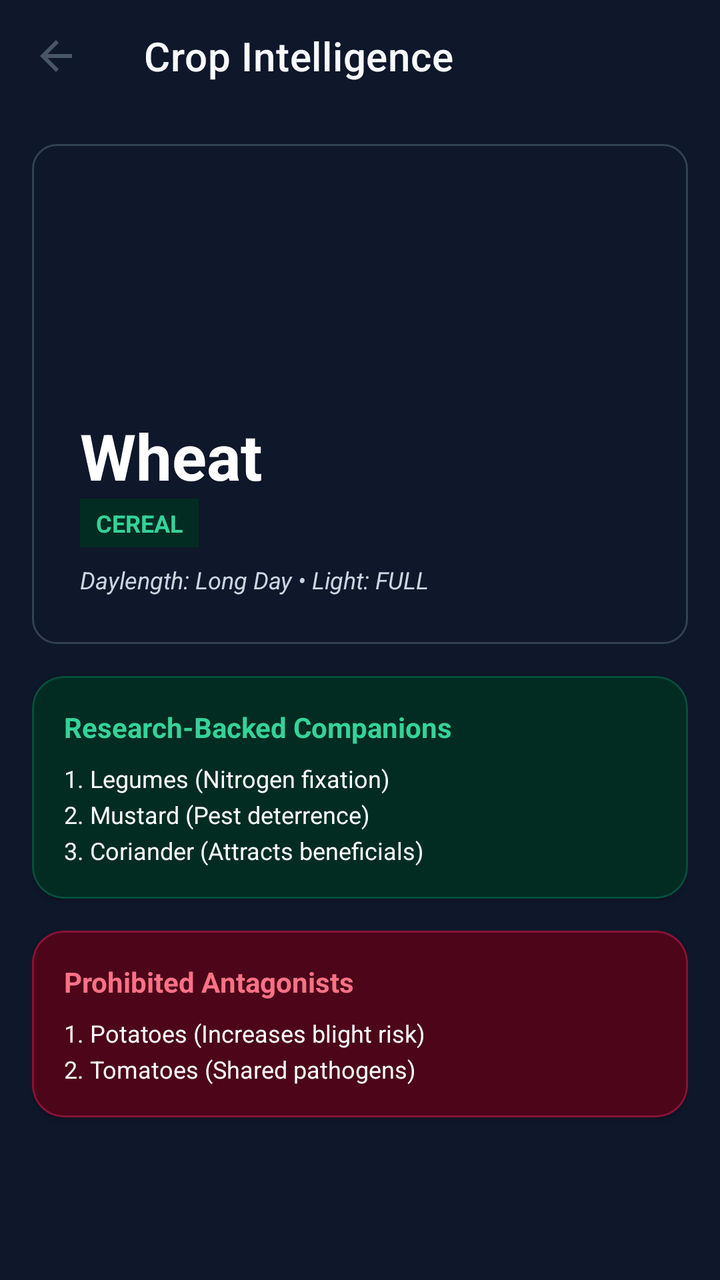
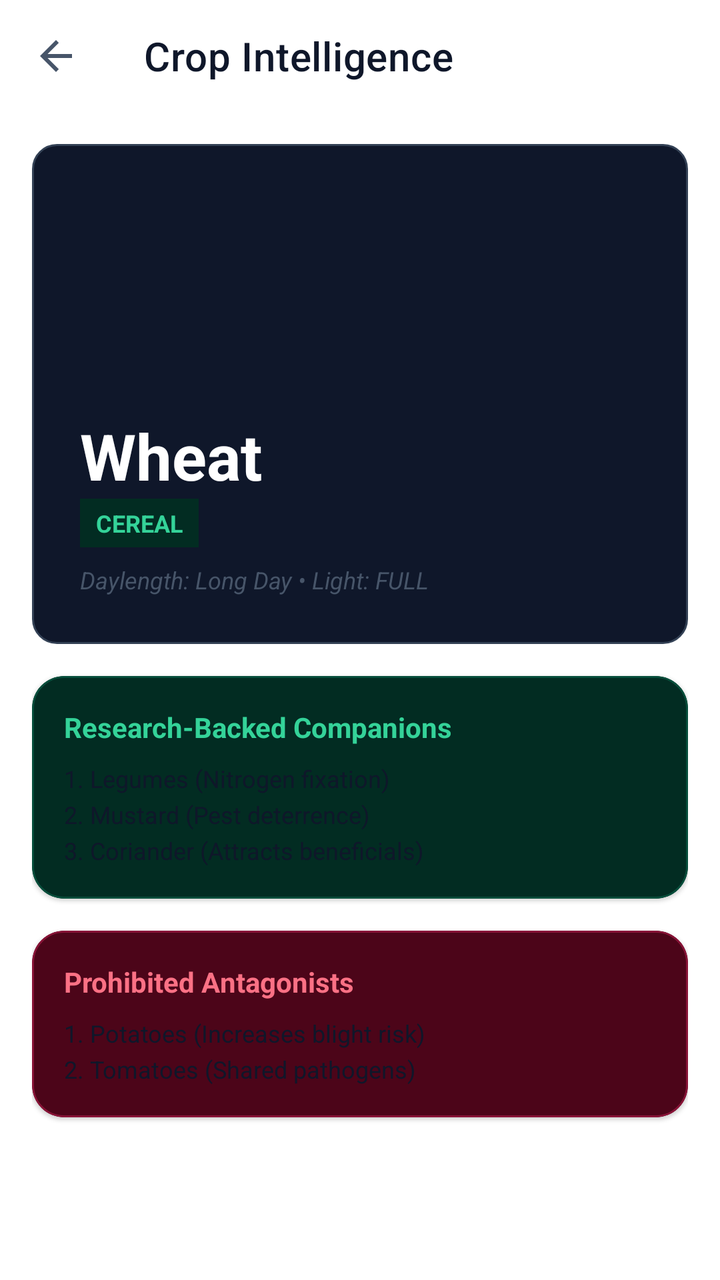

Screens rendered from an Android XML layout before and after an edit, with the pre-edit source and the edit as a unified diff.
<!-- AndroidManifest.xml: application theme AppTheme -->
<!-- res/layout/fragment_crop_detail.xml -->
<?xml version="1.0" encoding="utf-8"?>
<androidx.constraintlayout.widget.ConstraintLayout xmlns:android="http://schemas.android.com/apk/res/android"
    xmlns:app="http://schemas.android.com/apk/res-auto"
    android:layout_width="match_parent"
    android:layout_height="match_parent"
    android:background="#0f172a">

    <com.google.android.material.appbar.AppBarLayout
        android:id="@+id/appBarLayout"
        android:layout_width="match_parent"
        android:layout_height="wrap_content"
        android:background="#0f172a"
        app:elevation="0dp"
        app:layout_constraintTop_toTopOf="parent">

        <androidx.appcompat.widget.Toolbar
            android:id="@+id/toolbar"
            android:layout_width="match_parent"
            android:layout_height="?attr/actionBarSize"
            app:title="Crop Intelligence"
            app:titleTextColor="#f8fafc"
            app:navigationIcon="?attr/homeAsUpIndicator" />
    </com.google.android.material.appbar.AppBarLayout>

    <ScrollView
        android:layout_width="match_parent"
        android:layout_height="0dp"
        app:layout_constraintBottom_toBottomOf="parent"
        app:layout_constraintTop_toBottomOf="@id/appBarLayout">

        <LinearLayout
            android:layout_width="match_parent"
            android:layout_height="wrap_content"
            android:orientation="vertical"
            android:padding="16dp">

            
            <FrameLayout
                android:layout_width="match_parent"
                android:layout_height="250dp"
                android:layout_marginBottom="16dp"
                android:background="@drawable/bg_emoji_placeholder">

                <LinearLayout
                    android:layout_width="match_parent"
                    android:layout_height="wrap_content"
                    android:layout_gravity="bottom"
                    android:orientation="vertical"
                    android:padding="24dp">

                    <TextView
                        android:id="@+id/detailCropName"
                        android:layout_width="wrap_content"
                        android:layout_height="wrap_content"
                        android:text="Wheat"
                        android:textColor="#ffffff"
                        android:textSize="32sp"
                        android:textStyle="bold" />

                    <TextView
                        android:id="@+id/detailCategory"
                        android:layout_width="wrap_content"
                        android:layout_height="wrap_content"
                        android:text="CEREAL"
                        android:textColor="#34d399"
                        android:textSize="12sp"
                        android:textStyle="bold"
                        android:background="#022c22"
                        android:paddingHorizontal="8dp"
                        android:paddingVertical="4dp" />

                    <TextView
                        android:id="@+id/detailRequirements"
                        android:layout_width="wrap_content"
                        android:layout_height="wrap_content"
                        android:layout_marginTop="8dp"
                        android:text="Daylength: Long Day • Light: FULL"
                        android:textColor="#cbd5e1"
                        android:textSize="12sp"
                        android:textStyle="italic" />
                </LinearLayout>
            </FrameLayout>

            
            <com.google.android.material.card.MaterialCardView
                android:layout_width="match_parent"
                android:layout_height="wrap_content"
                android:layout_marginBottom="16dp"
                app:cardBackgroundColor="#022c22"
                app:cardCornerRadius="16dp"
                app:strokeColor="#064e3b"
                app:strokeWidth="1dp">

                <LinearLayout
                    android:layout_width="match_parent"
                    android:layout_height="wrap_content"
                    android:orientation="vertical"
                    android:padding="16dp">

                    <TextView
                        android:layout_width="wrap_content"
                        android:layout_height="wrap_content"
                        android:text="Research-Backed Companions"
                        android:textColor="#34d399"
                        android:textSize="14sp"
                        android:textStyle="bold" />

                    <TextView
                        android:layout_width="wrap_content"
                        android:layout_height="wrap_content"
                        android:layout_marginTop="8dp"
                        android:text="1. Legumes (Nitrogen fixation)\n2. Mustard (Pest deterrence)\n3. Coriander (Attracts beneficials)"
                        android:textColor="#f8fafc"
                        android:textSize="12sp"
                        android:lineSpacingExtra="4dp" />
                </LinearLayout>
            </com.google.android.material.card.MaterialCardView>

            
            <com.google.android.material.card.MaterialCardView
                android:layout_width="match_parent"
                android:layout_height="wrap_content"
                android:layout_marginBottom="16dp"
                app:cardBackgroundColor="#4c0519"
                app:cardCornerRadius="16dp"
                app:strokeColor="#881337"
                app:strokeWidth="1dp">

                <LinearLayout
                    android:layout_width="match_parent"
                    android:layout_height="wrap_content"
                    android:orientation="vertical"
                    android:padding="16dp">

                    <TextView
                        android:layout_width="wrap_content"
                        android:layout_height="wrap_content"
                        android:text="Prohibited Antagonists"
                        android:textColor="#fb7185"
                        android:textSize="14sp"
                        android:textStyle="bold" />

                    <TextView
                        android:layout_width="wrap_content"
                        android:layout_height="wrap_content"
                        android:layout_marginTop="8dp"
                        android:text="1. Potatoes (Increases blight risk)\n2. Tomatoes (Shared pathogens)"
                        android:textColor="#f8fafc"
                        android:textSize="12sp"
                        android:lineSpacingExtra="4dp" />
                </LinearLayout>
            </com.google.android.material.card.MaterialCardView>

        </LinearLayout>
    </ScrollView>
</androidx.constraintlayout.widget.ConstraintLayout>
<!-- resources referenced by this layout -->
<resources>
  <!-- drawable bg_emoji_placeholder (drawable) -->
  <?xml version="1.0" encoding="utf-8"?>
  <shape xmlns:android="http://schemas.android.com/apk/res/android"
      android:shape="rectangle">
      <solid android:color="#0f172a" />
      <corners android:radius="12dp" />
      <stroke
          android:width="1dp"
          android:color="#334155" />
  </shape>
  <style name="AppTheme" parent="Theme.MaterialComponents.DayNight.NoActionBar">
          <item name="colorPrimary">@color/colorPrimary</item>
          <item name="colorPrimaryDark">@color/colorPrimaryDark</item>
          <item name="colorAccent">@color/colorAccent</item>
          <item name="android:windowBackground">@color/colorBackground</item>
          <item name="android:statusBarColor">@color/colorBackground</item>
          <item name="android:navigationBarColor">@color/colorBottomNav</item>
          <item name="android:textColorPrimary">@color/colorTextPrimary</item>
          <item name="android:textColorSecondary">@color/colorTextSecondary</item>
          <item name="elevationOverlayEnabled">false</item>
      </style>
  <color name="colorPrimary">#059669</color>
  <color name="colorPrimaryDark">#047857</color>
  <color name="colorAccent">#10B981</color>
  <color name="colorBackground">#F8FAFC</color>
  <color name="colorBottomNav">#FFFFFF</color>
  <color name="colorTextPrimary">#0F172A</color>
  <color name="colorTextSecondary">#475569</color>
</resources>

<!-- the commit's change to res/layout/fragment_crop_detail.xml (unified diff, before → after) -->
@@ -3,13 +3,13 @@
     xmlns:app="http://schemas.android.com/apk/res-auto"
     android:layout_width="match_parent"
     android:layout_height="match_parent"
-    android:background="#0f172a">
+    android:background="@color/colorSurface">
 
     <com.google.android.material.appbar.AppBarLayout
         android:id="@+id/appBarLayout"
         android:layout_width="match_parent"
         android:layout_height="wrap_content"
-        android:background="#0f172a"
+        android:background="@color/colorSurface"
         app:elevation="0dp"
         app:layout_constraintTop_toTopOf="parent">
 
@@ -18,7 +18,7 @@
             android:layout_width="match_parent"
             android:layout_height="?attr/actionBarSize"
             app:title="Crop Intelligence"
-            app:titleTextColor="#f8fafc"
+            app:titleTextColor="@color/colorTextPrimary"
             app:navigationIcon="?attr/homeAsUpIndicator" />
     </com.google.android.material.appbar.AppBarLayout>
 
@@ -75,7 +75,7 @@
                         android:layout_height="wrap_content"
                         android:layout_marginTop="8dp"
                         android:text="Daylength: Long Day • Light: FULL"
-                        android:textColor="#cbd5e1"
+                        android:textColor="@color/colorTextSecondary"
                         android:textSize="12sp"
                         android:textStyle="italic" />
                 </LinearLayout>
@@ -110,7 +110,7 @@
                         android:layout_height="wrap_content"
                         android:layout_marginTop="8dp"
                         android:text="1. Legumes (Nitrogen fixation)\n2. Mustard (Pest deterrence)\n3. Coriander (Attracts beneficials)"
-                        android:textColor="#f8fafc"
+                        android:textColor="@color/colorTextPrimary"
                         android:textSize="12sp"
                         android:lineSpacingExtra="4dp" />
                 </LinearLayout>
@@ -145,7 +145,7 @@
                         android:layout_height="wrap_content"
                         android:layout_marginTop="8dp"
                         android:text="1. Potatoes (Increases blight risk)\n2. Tomatoes (Shared pathogens)"
-                        android:textColor="#f8fafc"
+                        android:textColor="@color/colorTextPrimary"
                         android:textSize="12sp"
                         android:lineSpacingExtra="4dp" />
                 </LinearLayout>
<!-- resource entries referenced after the edit -->
@@ -1,5 +1,6 @@
 <!-- resources referenced by this layout -->
 <resources>
+  <color name="colorSurface">#FFFFFF</color>
   <!-- drawable bg_emoji_placeholder (drawable) -->
   <?xml version="1.0" encoding="utf-8"?>
   <shape xmlns:android="http://schemas.android.com/apk/res/android"
